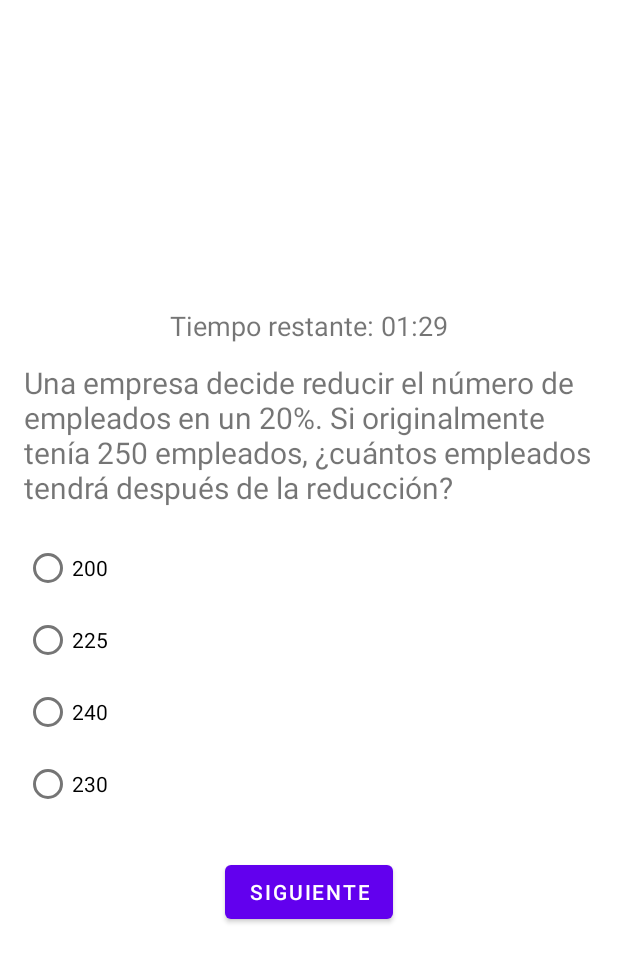
After one commit to Bryanhurtado0006/ICFESUP, an Android app: the SupervivenciaActivity screen opened directly, with no data from a screen before it, on a phone screen of 412 x 824 dp. The commit adds this screen. Shown: the top 962 px of the screen. Run offline under Robolectric (Android 15) with nearby library versions, the phone set to English and light mode, and no system bars.

Commit message:
incorporacion del modo supervivencia

```diff
--- a/app/src/main/AndroidManifest.xml
+++ b/app/src/main/AndroidManifest.xml
@@ -57,6 +57,11 @@
             android:name=".MainActivity"
             android:exported="false"
             android:theme="@style/Theme.ICFESUP" />
+
+        <activity android:name=".mod_supervivencia.SupervivenciaActivity" />
+
+        <activity android:name=".mod_supervivencia.BienvenidaSupervivenciaActivity" />
+
     </application>
 
 </manifest>
--- /dev/null
+++ b/app/src/main/java/com/example/icfes_up/mod_supervivencia/Network/ApiClient.java
@@ -0,0 +1,4 @@
+package com.example.icfes_up.mod_supervivencia.Network;
+
+public class ApiClient {
+}
--- /dev/null
+++ b/app/src/main/java/com/example/icfes_up/mod_supervivencia/Network/PreguntaService.java
@@ -0,0 +1,4 @@
+package com.example.icfes_up.mod_supervivencia.Network;
+
+public class PreguntaService {
+}
--- /dev/null
+++ b/app/src/main/java/com/example/icfes_up/mod_supervivencia/Pregunta.java
@@ -0,0 +1,19 @@
+package com.example.icfes_up.mod_supervivencia;
+
+import java.util.List;
+
+public class Pregunta {
+    private String enunciado;
+    private List<String> opciones;
+    private String respuestaCorrecta;
+
+    public Pregunta(String enunciado, List<String> opciones, String respuestaCorrecta) {
+        this.enunciado = enunciado;
+        this.opciones = opciones;
+        this.respuestaCorrecta = respuestaCorrecta;
+    }
+
+    public String getEnunciado() { return enunciado; }
+    public List<String> getOpciones() { return opciones; }
+    public String getRespuestaCorrecta() { return respuestaCorrecta; }
+}
--- /dev/null
+++ b/app/src/main/java/com/example/icfes_up/mod_supervivencia/SupervivenciaActivity.java
@@ -0,0 +1,177 @@
+package com.example.icfes_up.mod_supervivencia;
+
+import android.os.Bundle;
+import android.os.CountDownTimer;
+import android.widget.RadioButton;
+import androidx.appcompat.app.AlertDialog;
+import androidx.appcompat.app.AppCompatActivity;
+import com.example.icfes_up.databinding.ActividadSupervivenciaBinding;
+
+import java.util.List;
+
+public class SupervivenciaActivity extends AppCompatActivity {
+
+    private ActividadSupervivenciaBinding binding;
+    private List<Pregunta> preguntas;
+    private int indiceActual = 0;
+    private int respuestasCorrectas = 0;
+    private CountDownTimer timer;
+    private boolean examenReiniciadoPorSalida = false;
+
+    @Override
+    protected void onCreate(Bundle savedInstanceState) {
+        super.onCreate(savedInstanceState);
+        binding = ActividadSupervivenciaBinding.inflate(getLayoutInflater());
+        setContentView(binding.getRoot());
+
+        cargarPreguntasSimuladas();
+        mostrarPregunta();
+        iniciarTemporizadorPorPregunta(90_000); // 1 minuto 30 segundos
+
+        binding.btnSiguiente.setOnClickListener(view -> {
+            verificarRespuesta();
+            indiceActual++;
+
+            if (indiceActual < preguntas.size()) {
+                mostrarPregunta();
+                iniciarTemporizadorPorPregunta(90_000);
+            } else {
+                finalizarExamen();
+            }
+        });
+    }
+
+    private void cargarPreguntasSimuladas() {
+        preguntas = List.of(
+                new Pregunta(
+                        "Una empresa decide reducir el número de empleados en un 20%. Si originalmente tenía 250 empleados, ¿cuántos empleados tendrá después de la reducción?",
+                        List.of("200", "225", "240", "230"),
+                        "200"
+                ),
+                new Pregunta(
+                        "Lea el siguiente fragmento:\n\n\"El sol se ocultaba lentamente detrás de las montañas, mientras las sombras se alargaban sobre el valle silencioso.\"\n\n¿Cuál es el efecto principal del uso de este lenguaje?",
+                        List.of(
+                                "Transmitir una escena caótica",
+                                "Describir el paso del tiempo con dramatismo",
+                                "Generar una imagen visual y tranquila",
+                                "Presentar una opinión del autor"
+                        ),
+                        "Generar una imagen visual y tranquila"
+                ),
+                new Pregunta(
+                        "¿Cuál de las siguientes es una función principal del ADN en los organismos vivos?",
+                        List.of(
+                                "Producir energía celular",
+                                "Regular la temperatura corporal",
+                                "Almacenar y transmitir información genética",
+                                "Proteger a las células de virus"
+                        ),
+                        "Almacenar y transmitir información genética"
+                )
+        );
+    }
+
+    private void mostrarPregunta() {
+        if (preguntas == null || preguntas.isEmpty()) return;
+
+        binding.grupoOpciones.clearCheck();
+
+        Pregunta pregunta = preguntas.get(indiceActual);
+        binding.textoPregunta.setText(pregunta.getEnunciado());
+
+        binding.opcion1.setText(pregunta.getOpciones().get(0));
+        binding.opcion2.setText(pregunta.getOpciones().get(1));
+        binding.opcion3.setText(pregunta.getOpciones().get(2));
+        binding.opcion4.setText(pregunta.getOpciones().get(3));
+    }
+
+    private void verificarRespuesta() {
+        int idSeleccionado = binding.grupoOpciones.getCheckedRadioButtonId();
+        if (idSeleccionado == -1) return;
+
+        RadioButton seleccionada = findViewById(idSeleccionado);
+        String respuestaCorrecta = preguntas.get(indiceActual).getRespuestaCorrecta();
+
+        if (seleccionada.getText().toString().equals(respuestaCorrecta)) {
+            respuestasCorrectas++;
+        }
+    }
+
+    private void iniciarTemporizadorPorPregunta(long duracionMillis) {
+        if (timer != null) timer.cancel();
+
+        timer = new CountDownTimer(duracionMillis, 1000) {
+            public void onTick(long millisUntilFinished) {
+                long segundos = millisUntilFinished / 1000;
+                long minutos = segundos / 60;
+                segundos %= 60;
+                binding.cronometro.setText(String.format("Tiempo restante: %02d:%02d", minutos, segundos));
+            }
+
+            public void onFinish() {
+                indiceActual++;
+                if (indiceActual < preguntas.size()) {
+                    mostrarPregunta();
+                    iniciarTemporizadorPorPregunta(90_000);
+                } else {
+                    finalizarExamen();
+                }
+            }
+        }.start();
+    }
+
+    private void finalizarExamen() {
+        if (timer != null) timer.cancel();
+
+        int total = preguntas.size();
+        int puntaje = (respuestasCorrectas * 100) / total;
+
+        String mensajeFinal = "Respuestas correctas: " + respuestasCorrectas + " de " + total +
+                "\nPuntaje estimado: " + puntaje + "%\n¡Buen trabajo!";
+
+        new AlertDialog.Builder(this)
+                .setTitle("Resultado final")
+                .setMessage(mensajeFinal)
+                .setPositiveButton("Reintentar", (dialog, which) -> {
+                    indiceActual = 0;
+                    respuestasCorrectas = 0;
+                    mostrarPregunta();
+                    iniciarTemporizadorPorPregunta(90_000);
+                })
+                .setNegativeButton("Volver al inicio", (dialog, which) -> finish())
+                .setCancelable(false)
+                .show();
+    }
+
+    @Override
+    protected void onStop() {
+        super.onStop();
+        examenReiniciadoPorSalida = true;
+    }
+
+    @Override
+    protected void onResume() {
+        super.onResume();
+        if (examenReiniciadoPorSalida) {
+            examenReiniciadoPorSalida = false;
+
+            new AlertDialog.Builder(this)
+                    .setTitle("Examen reiniciado")
+                    .setMessage("Saliste de la app. El test se reinició por seguridad.")
+                    .setPositiveButton("Aceptar", null)
+                    .show();
+
+            indiceActual = 0;
+            respuestasCorrectas = 0;
+            mostrarPregunta();
+            iniciarTemporizadorPorPregunta(90_000);
+        }
+    }
+
+    @Override
+    protected void onDestroy() {
+        super.onDestroy();
+        if (timer != null) timer.cancel();
+        binding = null;
+    }
+}
--- /dev/null
+++ b/app/src/main/res/layout/actividad_supervivencia.xml
@@ -0,0 +1,42 @@
+<LinearLayout
+    xmlns:android="http://schemas.android.com/apk/res/android"
+    android:orientation="vertical"
+    android:padding="16dp"
+    android:gravity="center"
+    android:layout_width="match_parent"
+    android:layout_height="match_parent">
+
+    <TextView
+        android:id="@+id/cronometro"
+        android:layout_width="wrap_content"
+        android:layout_height="wrap_content"
+        android:text="Tiempo restante: 00:00"
+        android:textSize="18sp"
+        android:layout_marginBottom="12dp"/>
+
+    <TextView
+        android:id="@+id/textoPregunta"
+        android:layout_width="match_parent"
+        android:layout_height="wrap_content"
+        android:text="Pregunta aquí"
+        android:textSize="20sp"
+        android:layout_marginBottom="16dp"/>
+
+    <RadioGroup
+        android:id="@+id/grupoOpciones"
+        android:layout_width="match_parent"
+        android:layout_height="wrap_content">
+
+        <RadioButton android:id="@+id/opcion1" android:layout_width="wrap_content" android:layout_height="wrap_content"/>
+        <RadioButton android:id="@+id/opcion2" android:layout_width="wrap_content" android:layout_height="wrap_content"/>
+        <RadioButton android:id="@+id/opcion3" android:layout_width="wrap_content" android:layout_height="wrap_content"/>
+        <RadioButton android:id="@+id/opcion4" android:layout_width="wrap_content" android:layout_height="wrap_content"/>
+    </RadioGroup>
+
+    <Button
+        android:id="@+id/btnSiguiente"
+        android:layout_width="wrap_content"
+        android:layout_height="wrap_content"
+        android:text="Siguiente"
+        android:layout_marginTop="24dp"/>
+</LinearLayout>
```
Also changed, not shown: app/src/main/java/com/example/icfes_up/mod_supervivencia/BienvenidaSupervivenciaActivity.java (added, +22 -0 lines), app/src/main/java/com/example/icfes_up/ui/home/HomeFragment.java (+7 -0 lines), app/src/main/res/layout/actividad_bienvenida_supervivencia.xml (added, +41 -0 lines), app/src/main/res/layout/fragment_test.xml (+23 -67 lines).
